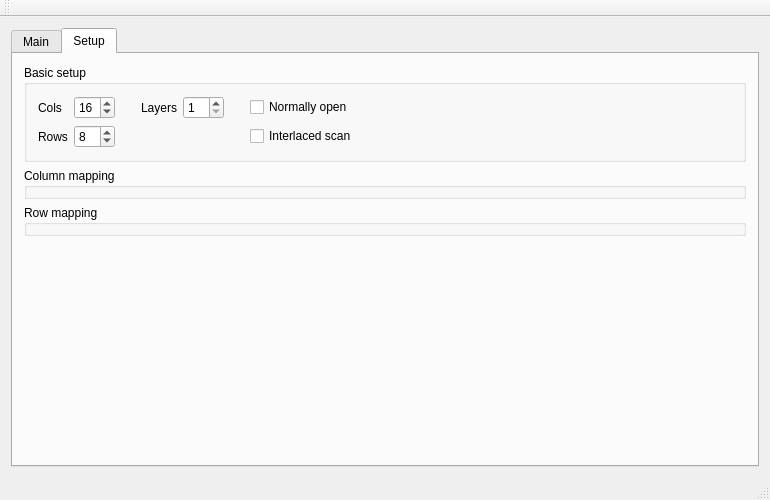
Old version of the form FlightController/FlightController.ui in the repository dmaone/CommonSense.
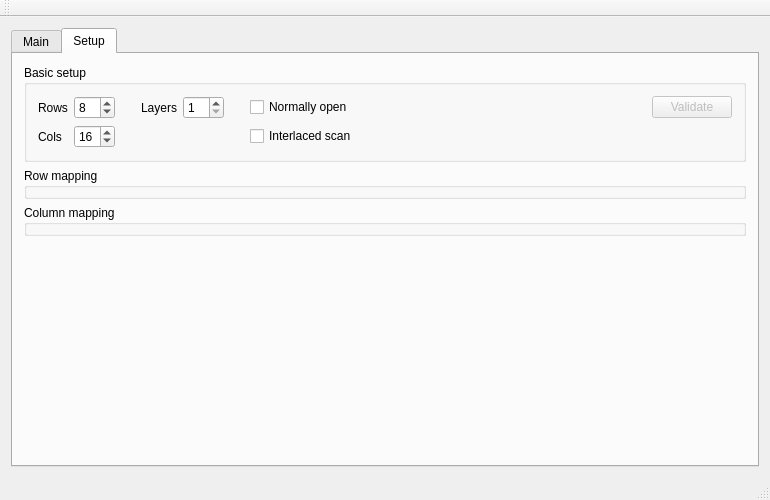
New version of the form. Custom widgets are drawn as their Qt base class.

Commit message:
Towards proper handling of row/col mappings
Disable setup tab if no device
Dynamically resize matrix monitor and row/col mappers
Row/col numbers to assist in mapping

The edit to the form file:
```diff
--- a/FlightController/FlightController.ui
+++ b/FlightController/FlightController.ui
@@ -161,7 +161,46 @@
            <string>Basic setup</string>
           </property>
           <layout class="QGridLayout" name="gridLayout_2">
-           <item row="1" column="0">
+           <item row="0" column="1">
+            <widget class="QSpinBox" name="Rows">
+             <property name="minimum">
+              <number>1</number>
+             </property>
+             <property name="maximum">
+              <number>16</number>
+             </property>
+             <property name="value">
+              <number>8</number>
+             </property>
+            </widget>
+           </item>
+           <item row="1" column="1">
+            <widget class="QSpinBox" name="Cols">
+             <property name="minimum">
+              <number>1</number>
+             </property>
+             <property name="maximum">
+              <number>32</number>
+             </property>
+             <property name="value">
+              <number>16</number>
+             </property>
+            </widget>
+           </item>
+           <item row="0" column="8">
+            <spacer name="horizontalSpacer">
+             <property name="orientation">
+              <enum>Qt::Horizontal</enum>
+             </property>
+             <property name="sizeHint" stdset="0">
+              <size>
+               <width>40</width>
+               <height>20</height>
+              </size>
+             </property>
+            </spacer>
+           </item>
+           <item row="0" column="0">
             <widget class="QLabel" name="label_2">
              <property name="text">
               <string>Rows</string>
@@ -169,13 +208,6 @@
             </widget>
            </item>
            <item row="0" column="6">
-            <widget class="QCheckBox" name="normallyOpen">
-             <property name="text">
-              <string>Normally open</string>
-             </property>
-            </widget>
-           </item>
-           <item row="0" column="5">
             <spacer name="horizontalSpacer_3">
              <property name="orientation">
               <enum>Qt::Horizontal</enum>
@@ -191,63 +223,28 @@
              </property>
             </spacer>
            </item>
-           <item row="0" column="7">
-            <spacer name="horizontalSpacer">
-             <property name="orientation">
-              <enum>Qt::Horizontal</enum>
-             </property>
-             <property name="sizeHint" stdset="0">
-              <size>
-               <width>40</width>
-               <height>20</height>
-              </size>
-             </property>
-            </spacer>
-           </item>
-           <item row="0" column="3">
+           <item row="0" column="4">
             <widget class="QLabel" name="label_3">
              <property name="text">
               <string>Layers</string>
              </property>
             </widget>
            </item>
-           <item row="1" column="1">
-            <widget class="QSpinBox" name="Rows">
-             <property name="minimum">
-              <number>1</number>
-             </property>
-             <property name="maximum">
-              <number>16</number>
-             </property>
-             <property name="value">
-              <number>8</number>
+           <item row="0" column="7">
+            <widget class="QCheckBox" name="normallyOpen">
+             <property name="text">
+              <string>Normally open</string>
              </property>
             </widget>
            </item>
-           <item row="0" column="2">
-            <spacer name="horizontalSpacer_2">
-             <property name="orientation">
-              <enum>Qt::Horizontal</enum>
-             </property>
-             <property name="sizeType">
-              <enum>QSizePolicy::Fixed</enum>
-             </property>
-             <property name="sizeHint" stdset="0">
-              <size>
-               <width>20</width>
-               <height>20</height>
-              </size>
-             </property>
-            </spacer>
-           </item>
-           <item row="0" column="0">
+           <item row="1" column="0">
             <widget class="QLabel" name="label">
              <property name="text">
               <string>Cols</string>
              </property>
             </widget>
            </item>
-           <item row="0" column="4">
+           <item row="0" column="5">
             <widget class="QSpinBox" name="Layers">
              <property name="minimum">
               <number>1</number>
@@ -257,36 +254,42 @@
              </property>
             </widget>
            </item>
-           <item row="0" column="1">
-            <widget class="QSpinBox" name="Cols">
-             <property name="minimum">
-              <number>1</number>
+           <item row="0" column="2">
+            <spacer name="horizontalSpacer_2">
+             <property name="orientation">
+              <enum>Qt::Horizontal</enum>
              </property>
-             <property name="maximum">
-              <number>32</number>
+             <property name="sizeType">
+              <enum>QSizePolicy::Fixed</enum>
              </property>
-             <property name="value">
-              <number>16</number>
+             <property name="sizeHint" stdset="0">
+              <size>
+               <width>20</width>
+               <height>20</height>
+              </size>
              </property>
-            </widget>
+            </spacer>
            </item>
-           <item row="1" column="6">
+           <item row="1" column="7">
             <widget class="QCheckBox" name="InterlacedScan">
              <property name="text">
               <string>Interlaced scan</string>
              </property>
             </widget>
            </item>
+           <item row="0" column="9">
+            <widget class="QPushButton" name="validateButton">
+             <property name="enabled">
+              <bool>false</bool>
+             </property>
+             <property name="text">
+              <string>Validate</string>
+             </property>
+            </widget>
+           </item>
           </layout>
          </widget>
         </item>
-        <item>
-         <widget class="QGroupBox" name="ColumnMapping">
-          <property name="title">
-           <string>Column mapping</string>
-          </property>
-         </widget>
-        </item>
         <item>
          <widget class="QGroupBox" name="RowMapping">
           <property name="title">
@@ -294,6 +297,13 @@
           </property>
          </widget>
         </item>
+        <item>
+         <widget class="QGroupBox" name="ColumnMapping">
+          <property name="title">
+           <string>Column mapping</string>
+          </property>
+         </widget>
+        </item>
         <item>
          <spacer name="verticalSpacer_4">
           <property name="orientation">
```
The commit also changes 9 other files.
